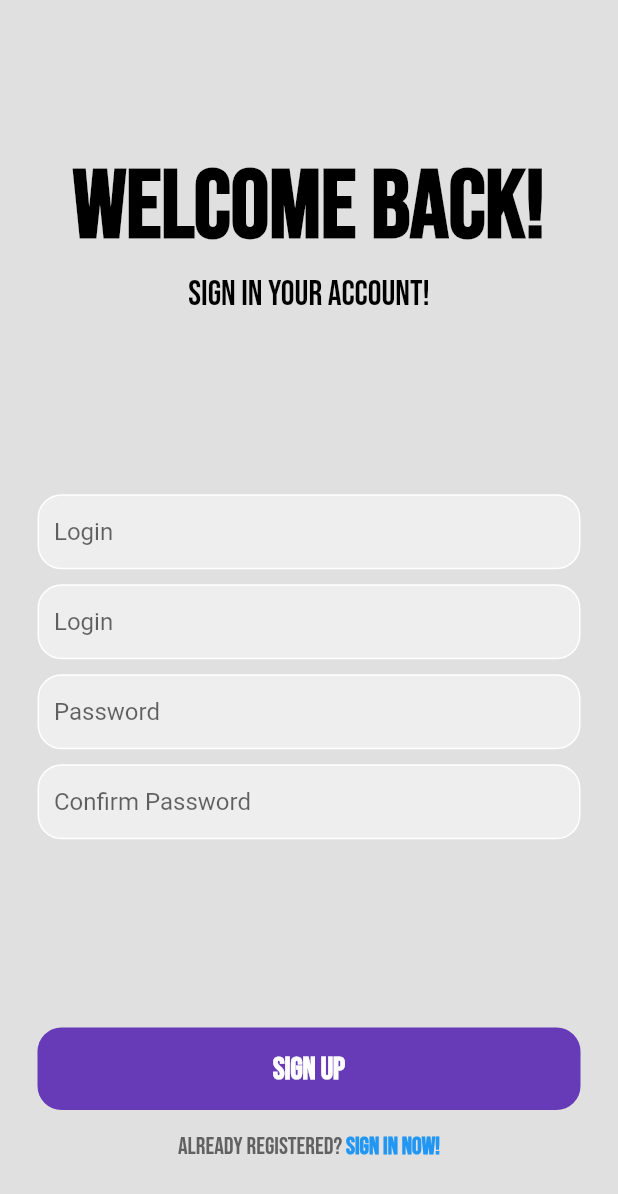
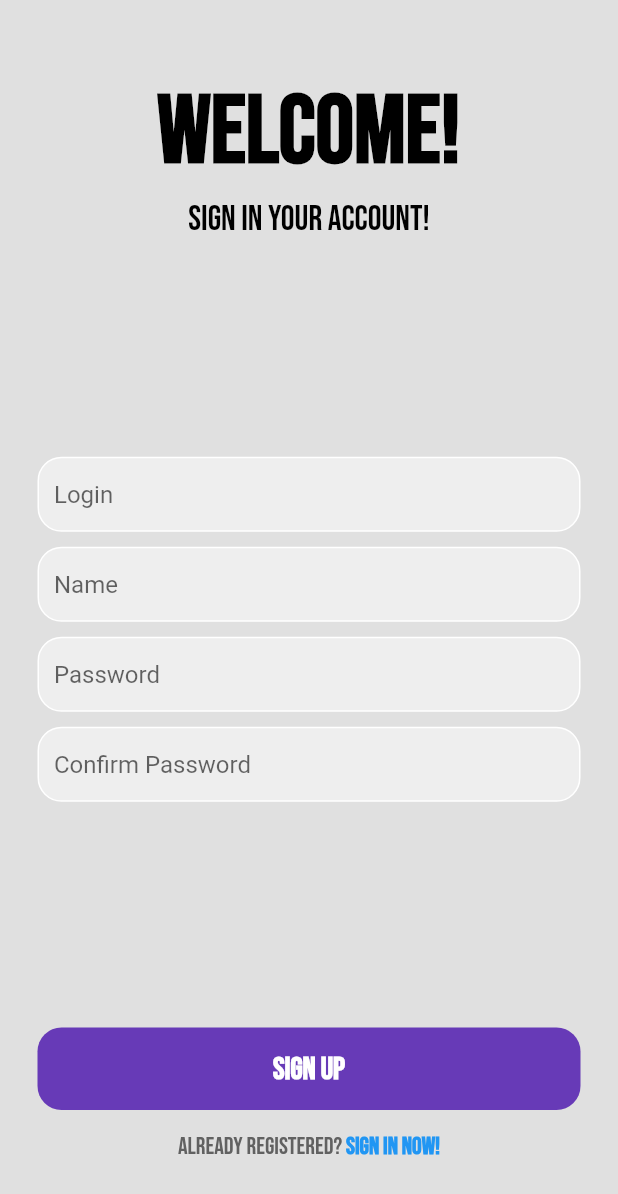
Before and after one commit to Hestate/Test, a Flutter app: the screen it shows after launch, after a tap on "Sign Up now!", on a phone screen of 412 x 824 dp. Shown: the top 1194 px of the screen. Run offline on Flutter 3.47's test engine with Material 2 defaults, Android fonts, the phone set to English and light mode, and no system bars; our stand-ins replace flutter_screenutil.

Commit message:
extracted_widgets

```diff
--- a/lib/screens/login_screen.dart
+++ b/lib/screens/login_screen.dart
@@ -22,19 +22,19 @@ class _LogScreenState extends State<LogScreen> {
               child: IntrinsicHeight(
                 child: Column(
                   mainAxisAlignment: MainAxisAlignment.center,
-                  children: [
-                    welcomeField(),
-                    const Spacer(
+                  children: const [
+                    WelcomeField(),
+                    Spacer(
                       flex: 1,
                     ),
-                    loginField(),
-                    passwordField(),
-                    forgotPass(context),
-                    const Spacer(
+                    LoginField(),
+                    PasswordField(),
+                    ForgotPassField(),
+                    Spacer(
                       flex: 1,
                     ),
-                    signInButton(),
-                    signUpText(context),
+                    SignInButton(),
+                    SignUpText(),
                   ],
                 ),
               ),
--- a/lib/screens/registration_screen.dart
+++ b/lib/screens/registration_screen.dart
@@ -22,20 +22,20 @@ class _RegScreenState extends State<RegScreen> {
               child: IntrinsicHeight(
                 child: Column(
                   mainAxisAlignment: MainAxisAlignment.center,
-                  children: [
-                    welcomeField(),
-                    const Spacer(
+                  children: const [
+                    WelcomeField(),
+                    Spacer(
                       flex: 1,
                     ),
-                    loginField(),
-                    nameField(),
-                    passwordField(),
-                    confirmPasswordField(),
-                    const Spacer(
+                    LoginField(),
+                    NameField(),
+                    PasswordField(),
+                    ConfirmPassField(),
+                    Spacer(
                       flex: 1,
                     ),
-                    signUpButton(),
-                    signInText(context),
+                    SignUpButton(),
+                    SignInText(),
                   ],
                 ),
               ),
--- a/lib/widgets/widgets.dart
+++ b/lib/widgets/widgets.dart
@@ -4,13 +4,19 @@ import 'package:auth_app/screens/registration_screen.dart';
 import '../screens/login_screen.dart';
 import '../utils/fonts.dart';
 
-Widget welcomeField() {
+class WelcomeField extends StatelessWidget {
+  const WelcomeField({
+    Key? key,
+  }) : super(key: key);
+
+  @override
+  Widget build(BuildContext context) {
     return Column(
       children: [
         Padding(
-        padding: const EdgeInsets.fromLTRB(0, 100, 0, 5),
+          padding: const EdgeInsets.fromLTRB(0, 50, 0, 5),
           child: Text(
-          'Welcome back!',
+            'Welcome!',
             style: AppTypography.font56b,
           ),
         ),
@@ -21,8 +27,16 @@ Widget welcomeField() {
       ],
     );
   }
+}
 
-Widget loginField() {
+class LoginField extends StatelessWidget {
+  const LoginField({
+    Key? key,
+  }) : super(key: key);
+
+  @override
+  Widget build(BuildContext context) {
+    return Builder(builder: (context) {
       return Column(
         children: [
           Padding(
@@ -46,9 +60,17 @@ Widget loginField() {
           ),
         ],
       );
+    });
+  }
 }
 
-Widget nameField() {
+class NameField extends StatelessWidget {
+  const NameField({
+    Key? key,
+  }) : super(key: key);
+
+  @override
+  Widget build(BuildContext context) {
     return Column(
       children: [
         Padding(
@@ -64,7 +86,7 @@ Widget nameField() {
               child: TextFormField(
                 decoration: const InputDecoration(
                   border: InputBorder.none,
-                hintText: 'Login',
+                  hintText: 'Name',
                 ),
               ),
             ),
@@ -73,8 +95,15 @@ Widget nameField() {
       ],
     );
   }
+}
 
-Widget passwordField() {
+class PasswordField extends StatelessWidget {
+  const PasswordField({
+    Key? key,
+  }) : super(key: key);
+
+  @override
+  Widget build(BuildContext context) {
     return Column(
       children: [
         Padding(
@@ -100,8 +129,15 @@ Widget passwordField() {
       ],
     );
   }
+}
 
-Widget confirmPasswordField() {
+class ConfirmPassField extends StatelessWidget {
+  const ConfirmPassField({
+    Key? key,
+  }) : super(key: key);
+
+  @override
+  Widget build(BuildContext context) {
     return Column(
       children: [
         Padding(
@@ -127,8 +163,15 @@ Widget confirmPasswordField() {
       ],
     );
   }
+}
 
-Widget forgotPass(BuildContext context) {
+class ForgotPassField extends StatelessWidget {
+  const ForgotPassField({
+    Key? key,
+  }) : super(key: key);
+
+  @override
+  Widget build(BuildContext context) {
     return Padding(
       padding: const EdgeInsets.fromLTRB(25, 10, 25, 0),
       child: Row(
@@ -155,8 +198,15 @@ Widget forgotPass(BuildContext context) {
       ),
     );
   }
+}
 
-Widget signInButton() {
+class SignInButton extends StatelessWidget {
+  const SignInButton({
+    Key? key,
+  }) : super(key: key);
+
+  @override
+  Widget build(BuildContext context) {
     return Column(
       children: [
         Padding(
@@ -178,8 +228,15 @@ Widget signInButton() {
       ],
     );
   }
+}
 
-Widget signUpButton() {
+class SignUpButton extends StatelessWidget {
+  const SignUpButton({
+    Key? key,
+  }) : super(key: key);
+
+  @override
+  Widget build(BuildContext context) {
     return Column(
       children: [
         Padding(
@@ -201,8 +258,15 @@ Widget signUpButton() {
       ],
     );
   }
+}
 
-Widget signUpText(BuildContext context) {
+class SignUpText extends StatelessWidget {
+  const SignUpText({
+    Key? key,
+  }) : super(key: key);
+
+  @override
+  Widget build(BuildContext context) {
     return Padding(
       padding: const EdgeInsets.fromLTRB(25, 10, 25, 50),
       child: Row(
@@ -229,8 +293,15 @@ Widget signUpText(BuildContext context) {
       ),
     );
   }
+}
 
-Widget signInText(BuildContext context) {
+class SignInText extends StatelessWidget {
+  const SignInText({
+    Key? key,
+  }) : super(key: key);
+
+  @override
+  Widget build(BuildContext context) {
     return Padding(
       padding: const EdgeInsets.fromLTRB(25, 10, 25, 50),
       child: Row(
@@ -257,3 +328,4 @@ Widget signInText(BuildContext context) {
       ),
     );
   }
+}
```
Lines whose indentation alone changed are shown as unchanged.
